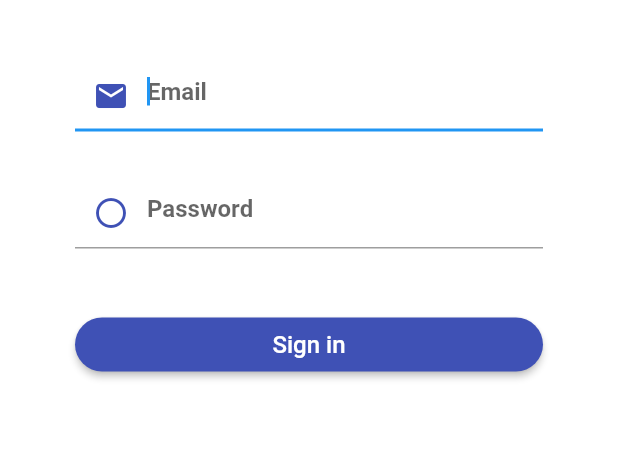
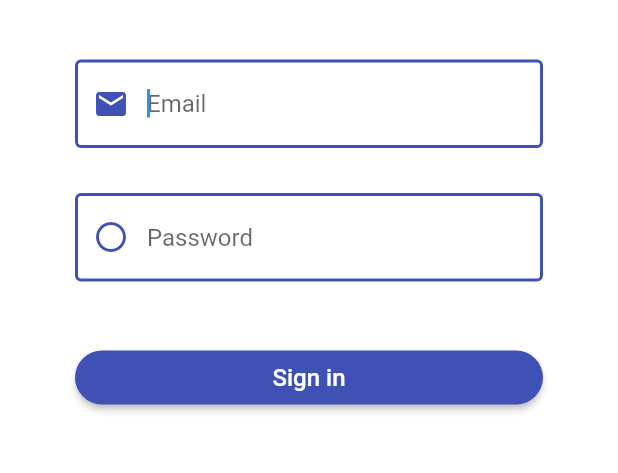
Before and after one commit to philalem/tutorial_app, a Flutter app: the screen it shows after launch, on a phone screen of 412 x 824 dp, the part 221-694 px from its top. Run offline on Flutter 3.47's test engine with Material 2 defaults, Android fonts, the phone set to English and light mode, and no system bars; our stand-ins replace camera, cloud_firestore, firebase_auth, firebase_storage, google_fonts, image_picker and 1 more; missing offline and left inert: algolia; accounts and stored records are empty; Roboto replaces fonts that are missing (Satisfy).

Commit message:
updated the look of the text field

```diff
--- a/lib/utility/creaidTextField.dart
+++ b/lib/utility/creaidTextField.dart
@@ -26,7 +26,13 @@ class CreaidTextField extends StatelessWidget {
         fontSize: 16,
       ),
       decoration: InputDecoration(
-        hintStyle: TextStyle(fontWeight: FontWeight.bold, fontSize: 16),
+        focusedBorder: OutlineInputBorder(
+          borderSide: BorderSide(color: Colors.indigo, width: 2.0),
+        ),
+        enabledBorder: OutlineInputBorder(
+          borderSide: BorderSide(color: Colors.indigo, width: 2.0),
+        ),
+        hintStyle: TextStyle(fontSize: 16),
         hintText: hint,
         prefixIcon: icon != null
             ? Padding(
```
